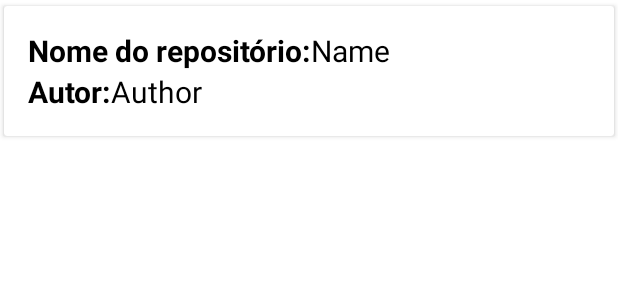
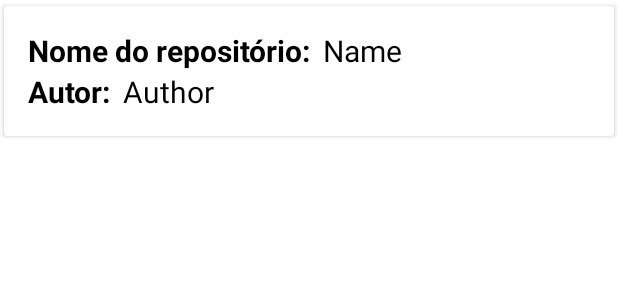
Before and after one commit to renatac/AmbChangelleger, an Android app: the layout item_list.xml on its own in the app's theme, with its tools: preview values and no code run, on a phone screen of 412 x 824 dp. Shown: the top 300 px of the screen. Run offline under Robolectric (Android 15) with nearby library versions, the phone set to English and light mode, and no system bars.

Commit message:
Setting color for the clicked list item and setting name on the toolbar

```diff
--- a/app/src/main/java/com/example/challengeambar/view/activities/MainActivity.kt
+++ b/app/src/main/java/com/example/challengeambar/view/activities/MainActivity.kt
@@ -24,6 +24,8 @@ class MainActivity : BaseActivity() {
     override fun onCreate(savedInstanceState: Bundle?) {
         super.onCreate(savedInstanceState)
         setContentView(R.layout.activity_main)
+
+        setupToolbar(toolbarMain, R.string.app_name)
 
         viewModel = ViewModelProviders.of(this).get(GitViewModel::class.java)
 
--- a/app/src/main/res/layout/activity_splash.xml
+++ b/app/src/main/res/layout/activity_splash.xml
@@ -55,6 +55,4 @@
         app:layout_constraintEnd_toEndOf="parent"
         app:layout_constraintBottom_toBottomOf="parent"/>
 
-
-
 </androidx.constraintlayout.widget.ConstraintLayout>
--- a/app/src/main/res/layout/item_list.xml
+++ b/app/src/main/res/layout/item_list.xml
@@ -11,10 +11,10 @@
     </data>
 
     <androidx.cardview.widget.CardView
+        android:id="@+id/cardView"
         android:layout_width="match_parent"
         android:layout_height="wrap_content"
         android:background="@color/white"
-        android:importantForAccessibility="yes"
         app:cardBackgroundColor="@color/white"
         app:cardElevation="2dp"
         app:cardUseCompatPadding="true">
@@ -23,9 +23,7 @@
             android:layout_width="match_parent"
             android:layout_height="wrap_content"
             android:orientation="vertical"
-            android:padding="16dp"
-            app:cardElevation="2dp"
-            app:cardUseCompatPadding="true">
+            android:padding="16dp">
 
             <LinearLayout
                 android:layout_width="wrap_content"
@@ -33,10 +31,13 @@
                 android:orientation="horizontal">
 
                 <TextView
+                    android:id="@+id/txtName"
                     android:layout_width="wrap_content"
                     android:layout_height="wrap_content"
                     android:text="@string/label_name"
-                    android:textStyle="bold" />
+                    android:textStyle="bold"
+                    android:layout_marginEnd="8dp"
+                    android:layout_marginRight="8dp" />
 
                 <androidx.appcompat.widget.AppCompatTextView
                     android:id="@+id/textName"
@@ -54,10 +55,13 @@
                 android:orientation="horizontal">
 
                 <TextView
+                    android:id="@+id/txtAuthor"
                     android:layout_width="wrap_content"
                     android:layout_height="wrap_content"
                     android:text="@string/label_author"
-                    android:textStyle="bold" />
+                    android:textStyle="bold"
+                    android:layout_marginEnd="8dp"
+                    android:layout_marginRight="8dp"/>
 
                 <androidx.appcompat.widget.AppCompatTextView
                     android:id="@+id/textAuthor"
```
Also changed, not shown: app/src/main/java/com/example/challengeambar/view/adapters/Adapter.kt (+13 -0 lines), app/src/main/res/layout/activity_main.xml (+7 -3 lines), app/src/main/res/layout/common_toolbar.xml (deleted, +0 -7 lines).
